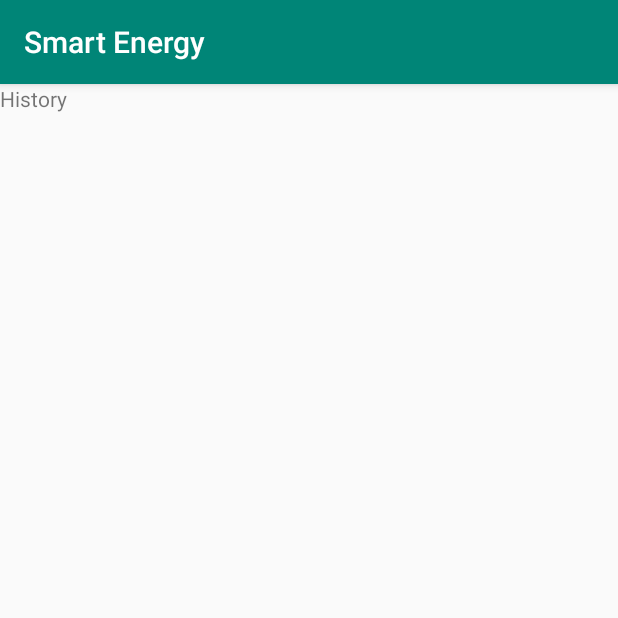
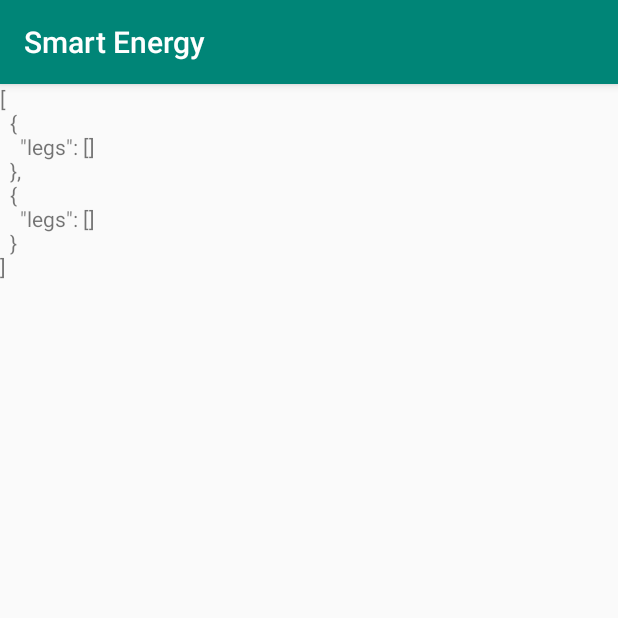
Before and after one commit to kodefish/travel-co2-footprint-calculator, an Android app: the fragment HistoryFragment shown on its own in the app's theme, on a phone screen of 412 x 824 dp, the top half of it. Run offline under Robolectric (Android 15) with nearby library versions, the phone set to English and light mode, and no system bars.

Commit message:
minor refactoring

```diff
--- a/android-app/app/src/main/java/ch/ethz/smartenergy/ui/HistoryFragment.java
+++ b/android-app/app/src/main/java/ch/ethz/smartenergy/ui/HistoryFragment.java
@@ -9,7 +9,15 @@ import android.widget.TextView;
 import androidx.annotation.NonNull;
 import androidx.fragment.app.Fragment;
 
+import com.google.gson.Gson;
+import com.google.gson.GsonBuilder;
+
+import java.io.FileNotFoundException;
+import java.util.List;
+
 import ch.ethz.smartenergy.R;
+import ch.ethz.smartenergy.footprint.Trip;
+import ch.ethz.smartenergy.persistence.TripStorage;
 
 public class HistoryFragment extends Fragment {
 
@@ -17,6 +25,15 @@ public class HistoryFragment extends Fragment {
                              ViewGroup container, Bundle savedInstanceState) {
         View root = inflater.inflate(R.layout.fragment_history, container, false);
         final TextView textView = root.findViewById(R.id.text_history);
+
+        TripStorage tripStorage = new TripStorage(getActivity());
+        try {
+            List<Trip> storedTrips = tripStorage.getAllStoredTrips();
+            Gson gson = new GsonBuilder().setPrettyPrinting().create();
+            textView.setText(gson.toJson(storedTrips, storedTrips.getClass()));
+        } catch (FileNotFoundException e) {
+            e.printStackTrace();
+        }
         return root;
     }
 }
--- a/android-app/app/src/main/java/ch/ethz/smartenergy/ui/HomeFragment.java
+++ b/android-app/app/src/main/java/ch/ethz/smartenergy/ui/HomeFragment.java
@@ -168,8 +168,9 @@ public class HomeFragment extends Fragment {
                 ScanResult scan = (ScanResult) data.getSerializable(Constants.WindowBroadcastExtraName);
                 if (scan != null) {
                     // Build feature vector
-                    FeatureVector featureVec = new FeatureVector();
+                    FeatureVector featureVec = new FeatureVector(scan);
 
+                    // TODO move this to Feature vec -> (maybe directly into the constructor?)
                     double meanMagnitude = calculateMeanMagnitude(scan.getAccReadings());
                     featureVec.addFeature(FeatureVector.FEATURE_KEY_MEAN_MAGNITUDE, meanMagnitude);
                     double maxSpeed = calculateMaxSpeed(scan.getLocationScans());
--- a/android-app/app/src/main/res/layout/fragment_history.xml
+++ b/android-app/app/src/main/res/layout/fragment_history.xml
@@ -1,5 +1,5 @@
 <?xml version="1.0" encoding="utf-8"?>
-<LinearLayout xmlns:android="http://schemas.android.com/apk/res/android"
+<ScrollView xmlns:android="http://schemas.android.com/apk/res/android"
     xmlns:app="http://schemas.android.com/apk/res-auto"
     android:layout_width="match_parent"
     android:layout_height="match_parent">
@@ -9,4 +9,4 @@
         android:layout_width="match_parent"
         android:layout_height="wrap_content"
         android:text="@string/menu_history"/>
-</LinearLayout>
+</ScrollView>
```
Also changed, not shown: android-app/app/src/main/java/ch/ethz/smartenergy/model/FeatureVector.java (+24 -1 lines).
